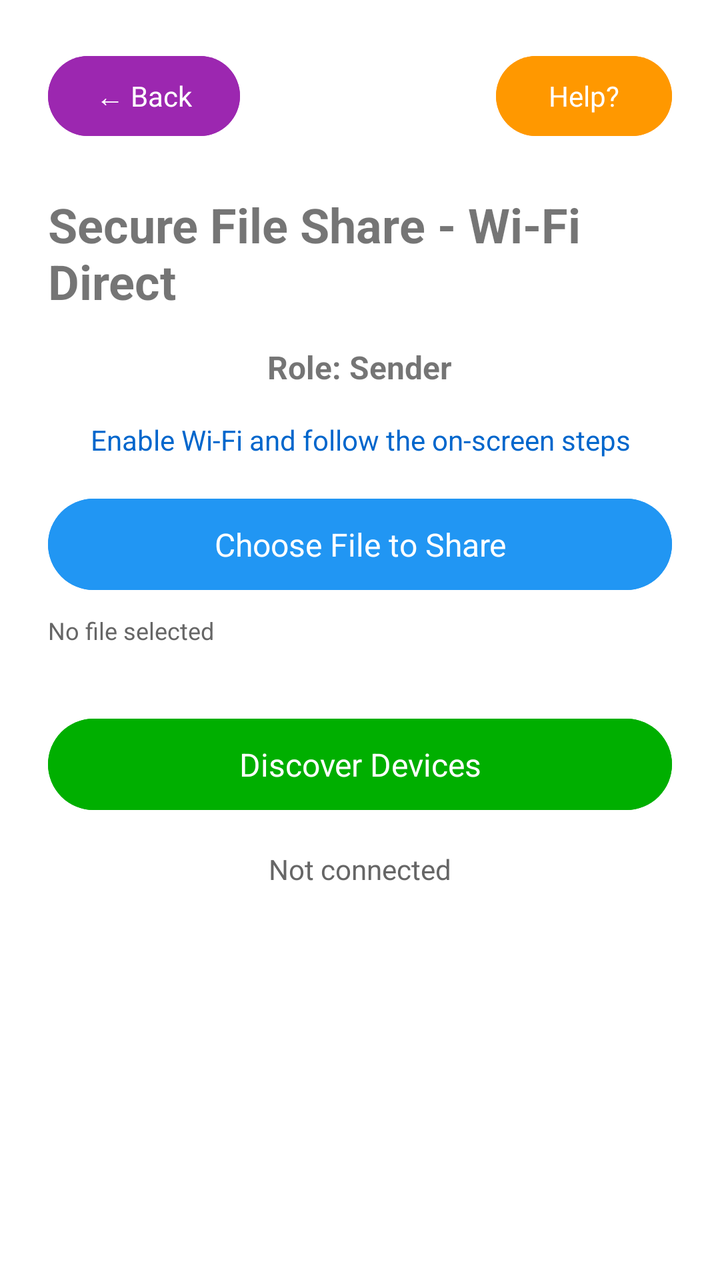
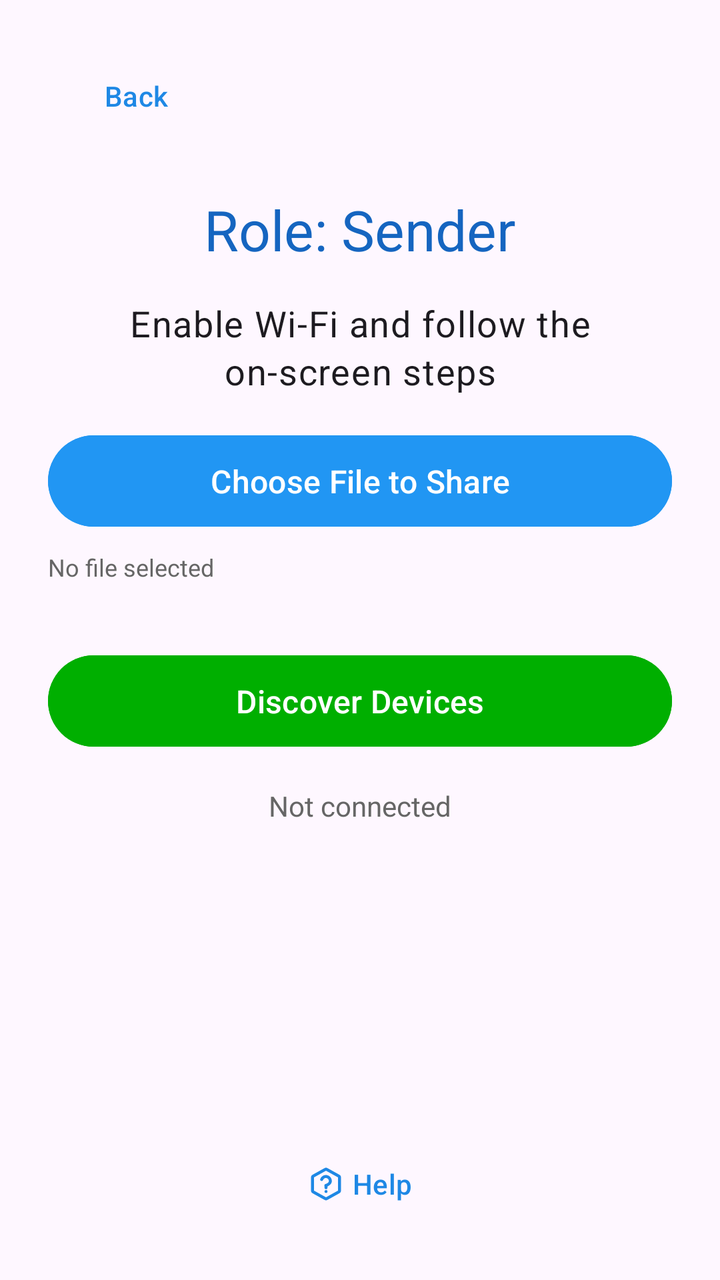

The first picture is an Android layout as it rendered before a commit; the second is the same layout after the commit. The layout source and the unified diff follow.
<!-- AndroidManifest.xml: application theme Theme.PQrypt -->
<!-- res/layout/activity_secure_share_wifi_direct_file.xml -->
<?xml version="1.0" encoding="utf-8"?>
<ScrollView
    xmlns:android="http://schemas.android.com/apk/res/android"
    xmlns:app="http://schemas.android.com/apk/res-auto"
    xmlns:tools="http://schemas.android.com/tools"
    android:layout_width="match_parent"
    android:layout_height="match_parent"
    android:fillViewport="true"
    tools:context=".SecureShareWifiDirectFileActivity">

    <LinearLayout
        android:layout_width="match_parent"
        android:layout_height="wrap_content"
        android:orientation="vertical"
        android:padding="24dp">

        <LinearLayout
            android:layout_width="match_parent"
            android:layout_height="wrap_content"
            android:orientation="horizontal"
            android:gravity="center_vertical"
            android:layout_marginBottom="24dp">

            <Button
                android:id="@+id/btn_back"
                style="@style/Widget.Material3.Button"
                android:layout_width="wrap_content"
                android:layout_height="wrap_content"
                android:backgroundTint="#9C27B0"
                android:text="← Back"
                android:textColor="@android:color/white"
                android:textSize="14sp" />

            <View
                android:layout_width="0dp"
                android:layout_height="1dp"
                android:layout_weight="1" />

            <Button
                android:id="@+id/btn_help"
                style="@style/Widget.Material3.Button"
                android:layout_width="wrap_content"
                android:layout_height="wrap_content"
                android:backgroundTint="#FF9800"
                android:text="Help?"
                android:textColor="@android:color/white"
                android:textSize="14sp" />
        </LinearLayout>

        <TextView
            android:layout_width="wrap_content"
            android:layout_height="wrap_content"
            android:text="Secure File Share - Wi‑Fi Direct"
            android:textSize="24sp"
            android:textStyle="bold"
            android:layout_marginBottom="16dp"
            android:layout_gravity="center_horizontal" />

        <TextView
            android:id="@+id/tv_role"
            android:layout_width="wrap_content"
            android:layout_height="wrap_content"
            android:text="Role: Sender"
            android:textSize="16sp"
            android:textStyle="bold"
            android:layout_marginBottom="16dp"
            android:layout_gravity="center_horizontal" />

        <TextView
            android:id="@+id/tv_status"
            android:layout_width="match_parent"
            android:layout_height="wrap_content"
            android:text="Enable Wi‑Fi and follow the on-screen steps"
            android:textSize="14sp"
            android:textColor="#0066cc"
            android:layout_marginBottom="16dp"
            android:gravity="center" />

        <LinearLayout
            android:id="@+id/ll_file_selection"
            android:layout_width="match_parent"
            android:layout_height="wrap_content"
            android:orientation="vertical"
            android:layout_marginBottom="16dp"
            android:visibility="visible">

            <Button
                android:id="@+id/btn_choose_file"
                android:layout_width="match_parent"
                android:layout_height="wrap_content"
                android:text="Choose File to Share"
                android:textSize="16sp"
                android:padding="12dp"
                android:layout_marginBottom="8dp"
                style="@style/Widget.Material3.Button"
                android:backgroundTint="#2196F3"
                android:textColor="@android:color/white" />

            <TextView
                android:id="@+id/tv_selected_file"
                android:layout_width="match_parent"
                android:layout_height="wrap_content"
                android:text="No file selected"
                android:textSize="12sp"
                android:textColor="#666666"
                android:layout_marginBottom="16dp" />
        </LinearLayout>

        <Button
            android:id="@+id/btn_discover_connect"
            android:layout_width="match_parent"
            android:layout_height="wrap_content"
            android:text="Discover Devices"
            android:textSize="16sp"
            android:padding="12dp"
            android:layout_marginBottom="16dp"
            android:enabled="false"
            style="@style/Widget.Material3.Button"
            android:backgroundTint="#00AF00"
            android:textColor="@android:color/white" />

        <TextView
            android:id="@+id/tv_connection_status"
            android:layout_width="match_parent"
            android:layout_height="wrap_content"
            android:text="Not connected"
            android:textSize="14sp"
            android:textColor="#666666"
            android:layout_marginBottom="16dp"
            android:gravity="center" />

        <LinearLayout
            android:id="@+id/ll_progress"
            android:layout_width="match_parent"
            android:layout_height="wrap_content"
            android:orientation="vertical"
            android:layout_marginBottom="16dp"
            android:visibility="gone">

            <TextView
                android:id="@+id/tv_progress_title"
                android:layout_width="match_parent"
                android:layout_height="wrap_content"
                android:text="Transfer Progress"
                android:textSize="16sp"
                android:textStyle="bold"
                android:layout_marginBottom="8dp"
                android:gravity="center" />

            <ProgressBar
                android:id="@+id/progress_bar"
                style="?android:attr/progressBarStyleHorizontal"
                android:layout_width="match_parent"
                android:layout_height="wrap_content"
                android:layout_marginBottom="8dp"
                android:max="100"
                android:progress="0" />

            <TextView
                android:id="@+id/tv_progress_text"
                android:layout_width="match_parent"
                android:layout_height="wrap_content"
                android:text="0%"
                android:textSize="12sp"
                android:textColor="#666666"
                android:gravity="center" />
        </LinearLayout>

        <androidx.recyclerview.widget.RecyclerView
            android:id="@+id/rv_devices"
            android:layout_width="match_parent"
            android:layout_height="200dp"
            android:layout_marginBottom="16dp"
            android:visibility="gone" />

    </LinearLayout>
</ScrollView>
<!-- resources referenced by this layout -->
<resources>
  <style name="Theme.PQrypt" parent="Theme.MaterialComponents.DayNight.NoActionBar">
          
          <item name="colorPrimary">@color/blue_primary</item>
          <item name="colorPrimaryVariant">@color/blue_primary_dark</item>
          <item name="colorOnPrimary">@color/white</item>
          
          <item name="colorSecondary">@color/teal_200</item>
          <item name="colorSecondaryVariant">@color/teal_700</item>
          <item name="colorOnSecondary">@color/black</item>
          
          <item name="android:statusBarColor">@android:color/transparent</item>
          <item name="android:windowLightStatusBar">true</item>
          
      </style>
  <color name="blue_primary">#1E88E5</color>
  <color name="blue_primary_dark">#1565C0</color>
  <color name="white">#FFFFFFFF</color>
  <color name="teal_200">#FF03DAC5</color>
  <color name="teal_700">#FF018786</color>
  <color name="black">#FF000000</color>
</resources>

<!-- the commit's change to res/layout/activity_secure_share_wifi_direct_file.xml (unified diff, before → after) -->
@@ -10,9 +10,10 @@
 
     <LinearLayout
         android:layout_width="match_parent"
-        android:layout_height="wrap_content"
+        android:layout_height="match_parent"
         android:orientation="vertical"
-        android:padding="24dp">
+        android:padding="24dp"
+        android:gravity="center_horizontal">
 
         <LinearLayout
             android:layout_width="match_parent"
@@ -21,30 +22,12 @@
             android:gravity="center_vertical"
             android:layout_marginBottom="24dp">
 
-            <Button
+            <com.google.android.material.button.MaterialButton
                 android:id="@+id/btn_back"
-                style="@style/Widget.Material3.Button"
+                style="@style/Widget.Material3.Button.TextButton"
                 android:layout_width="wrap_content"
                 android:layout_height="wrap_content"
-                android:backgroundTint="#9C27B0"
-                android:text="← Back"
-                android:textColor="@android:color/white"
-                android:textSize="14sp" />
-
-            <View
-                android:layout_width="0dp"
-                android:layout_height="1dp"
-                android:layout_weight="1" />
-
-            <Button
-                android:id="@+id/btn_help"
-                style="@style/Widget.Material3.Button"
-                android:layout_width="wrap_content"
-                android:layout_height="wrap_content"
-                android:backgroundTint="#FF9800"
-                android:text="Help?"
-                android:textColor="@android:color/white"
-                android:textSize="14sp" />
+                android:text="Back" />
         </LinearLayout>
 
         <TextView
@@ -54,15 +37,15 @@
             android:textSize="24sp"
             android:textStyle="bold"
             android:layout_marginBottom="16dp"
-            android:layout_gravity="center_horizontal" />
+            android:layout_gravity="center_horizontal"
+            android:visibility="gone" />
 
         <TextView
             android:id="@+id/tv_role"
             android:layout_width="wrap_content"
             android:layout_height="wrap_content"
             android:text="Role: Sender"
-            android:textSize="16sp"
-            android:textStyle="bold"
+            android:textAppearance="@style/TextAppearance.PQrypt.Headline"
             android:layout_marginBottom="16dp"
             android:layout_gravity="center_horizontal" />
 
@@ -71,8 +54,7 @@
             android:layout_width="match_parent"
             android:layout_height="wrap_content"
             android:text="Enable Wi‑Fi and follow the on-screen steps"
-            android:textSize="14sp"
-            android:textColor="#0066cc"
+            android:textAppearance="@style/TextAppearance.PQrypt.Body"
             android:layout_marginBottom="16dp"
             android:gravity="center" />
 
@@ -173,5 +155,20 @@
             android:layout_marginBottom="16dp"
             android:visibility="gone" />
 
+        <Space
+            android:layout_width="match_parent"
+            android:layout_height="0dp"
+            android:layout_weight="1" />
+
+        <com.google.android.material.button.MaterialButton
+            android:id="@+id/btn_help"
+            style="@style/Widget.Material3.Button.TextButton"
+            android:layout_width="wrap_content"
+            android:layout_height="wrap_content"
+            android:layout_gravity="center_horizontal"
+            android:text="Help"
+            app:icon="@drawable/ic_help"
+            app:iconGravity="textStart" />
+
     </LinearLayout>
 </ScrollView>
<!-- resource entries referenced after the edit -->
@@ -1,6 +1,35 @@
 <!-- resources referenced by this layout -->
 <resources>
-  <style name="Theme.PQrypt" parent="Theme.MaterialComponents.DayNight.NoActionBar">
+  <!-- drawable ic_help (drawable) -->
+  <vector xmlns:android="http://schemas.android.com/apk/res/android"
+      android:width="800dp"
+      android:height="800dp"
+      android:viewportWidth="24"
+      android:viewportHeight="24">
+    <path
+        android:pathData="M9.09,9C9.325,8.332 9.789,7.768 10.4,7.409C11.011,7.05 11.729,6.919 12.427,7.039C13.125,7.159 13.759,7.522 14.215,8.064C14.671,8.606 14.921,9.292 14.92,10C14.92,12 11.92,13 11.92,13M12,17H12.01M3,7.942V16.059C3,16.401 3,16.573 3.05,16.725C3.095,16.861 3.168,16.985 3.265,17.089C3.374,17.208 3.523,17.291 3.823,17.457L11.223,21.568C11.507,21.726 11.648,21.805 11.799,21.836C11.932,21.863 12.068,21.863 12.201,21.836C12.352,21.805 12.493,21.726 12.777,21.568L20.177,17.457C20.477,17.291 20.626,17.208 20.735,17.089C20.832,16.985 20.905,16.861 20.949,16.725C21,16.573 21,16.401 21,16.059V7.942C21,7.599 21,7.428 20.949,7.275C20.905,7.14 20.832,7.016 20.735,6.911C20.626,6.792 20.477,6.709 20.177,6.543L12.777,2.432C12.493,2.274 12.352,2.195 12.201,2.165C12.068,2.137 11.932,2.137 11.799,2.165C11.648,2.195 11.507,2.274 11.223,2.432L3.823,6.543C3.523,6.709 3.374,6.792 3.265,6.911C3.168,7.016 3.095,7.14 3.05,7.275C3,7.428 3,7.599 3,7.942Z"
+        android:strokeLineJoin="round"
+        android:strokeWidth="2"
+        android:fillColor="#00000000"
+        android:strokeColor="#000000"
+        android:strokeLineCap="round"/>
+    <path
+        android:pathData="M12,13L12,14.5"
+        android:strokeWidth="2"
+        android:fillColor="#00000000"
+        android:strokeColor="#000000"
+        android:strokeLineCap="round"/>
+  </vector>
+  <style name="TextAppearance.PQrypt.Body" parent="TextAppearance.Material3.BodyLarge">
+          <item name="android:fontFamily">sans-serif</item>
+          <item name="android:textSize">18sp</item>
+      </style>
+  <style name="TextAppearance.PQrypt.Headline" parent="TextAppearance.Material3.HeadlineLarge">
+          <item name="android:fontFamily">sans-serif-medium</item>
+          <item name="android:textSize">28sp</item>
+          <item name="android:textColor">@color/blue_primary_dark</item>
+      </style>
+  <style name="Theme.PQrypt" parent="Theme.Material3.DayNight.NoActionBar">
           
           <item name="colorPrimary">@color/blue_primary</item>
           <item name="colorPrimaryVariant">@color/blue_primary_dark</item>
